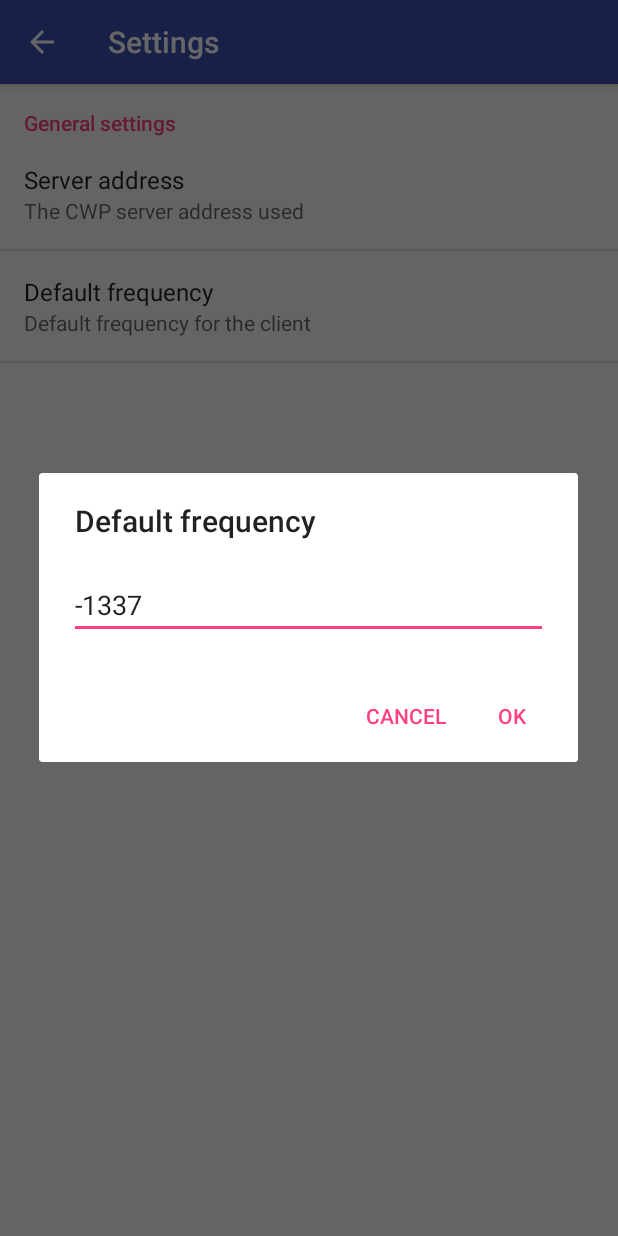
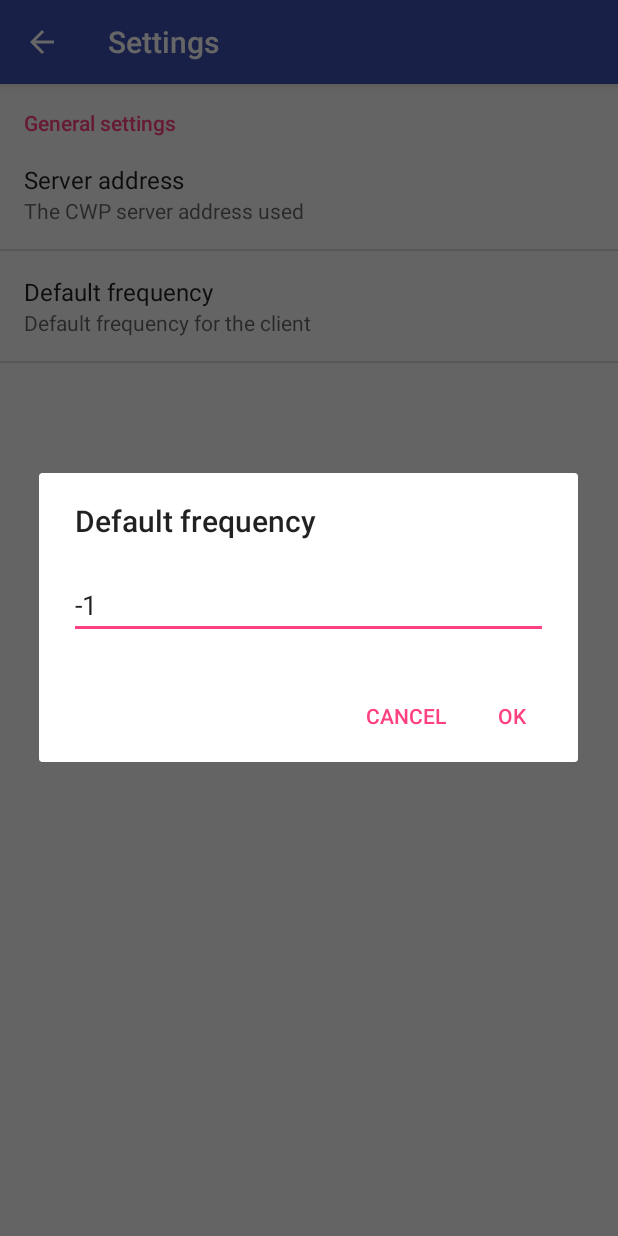
Before and after one commit to sebastiankorkko/CWPClient, an Android app: the SettingsActivity screen opened directly, with no data from a screen before it, after a tap on "Default frequency", on a phone screen of 412 x 824 dp. Run offline under Robolectric (Android 15) with nearby library versions, the phone set to English and light mode, and no system bars.

Commit message:
Fixed frequency input field to allow only 1 line Added regex-matching to frequency changes Added allowed digits to preferences to allow '-' to be used in frequency setting.

```diff
--- a/app/src/main/java/com/korkkosebastian/cwpclient/model/CWPModel.java
+++ b/app/src/main/java/com/korkkosebastian/cwpclient/model/CWPModel.java
@@ -52,7 +52,7 @@ public class CWPModel extends Observable implements CWPMessaging, CWPControl, CW
 
     @Override
     public int frequency() {
-        return 0;
+        return cwpProtocolImplementation.frequency();
     }
 
     @Override
--- a/app/src/main/res/layout/control_fragment.xml
+++ b/app/src/main/res/layout/control_fragment.xml
@@ -23,7 +23,8 @@
         android:layout_alignBaseline="@+id/frequencyInput"
         android:layout_alignBottom="@+id/frequencyInput"
         android:layout_toLeftOf="@+id/frequencyInput"
-        android:layout_toStartOf="@+id/frequencyInput" />
+        android:layout_toStartOf="@+id/frequencyInput"
+        />
 
     <EditText
         android:id="@+id/frequencyInput"
@@ -32,6 +33,8 @@
         android:layout_centerHorizontal="true"
         android:width="100dp"
         android:layout_marginTop="10dp"
+        android:ellipsize="end"
+        android:maxLines="1"
         />
 
     <Button
--- a/app/src/main/res/values/strings.xml
+++ b/app/src/main/res/values/strings.xml
@@ -17,7 +17,7 @@
     <string name="pref_server_address_default">cwp.opimobi.com:2000</string>
     <!--Public: cwp.opimobi.com:20000-->
     <string name="pref_frequency_title">Default frequency</string>
-    <string name="pref_frequency_default">-1337</string>
+    <string name="pref_frequency_default">-1</string>
 
     <string name="pref_header_general">General settings</string>
 
--- a/app/src/main/res/xml/pref_general.xml
+++ b/app/src/main/res/xml/pref_general.xml
@@ -15,7 +15,7 @@
         android:title="@string/pref_frequency_title"
         android:defaultValue="@string/pref_frequency_default"
         android:summary="@string/pref_default_frequency_summary"
-        android:inputType="number"
+        android:digits="0123456789-"
         android:singleLine="true"
         />
     </PreferenceCategory>
```
Also changed, not shown: app/src/main/java/com/korkkosebastian/cwpclient/ControlFragment.java (+10 -12 lines), app/src/main/java/com/korkkosebastian/cwpclient/TappingFragment.java (line endings or trailing spaces).
